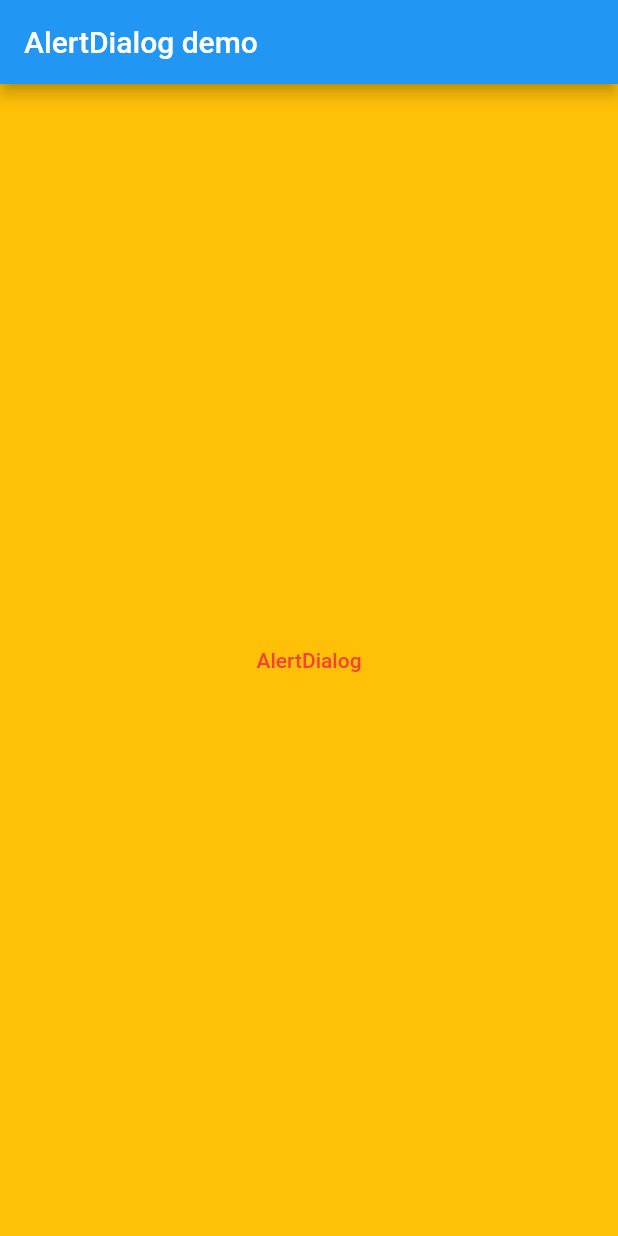
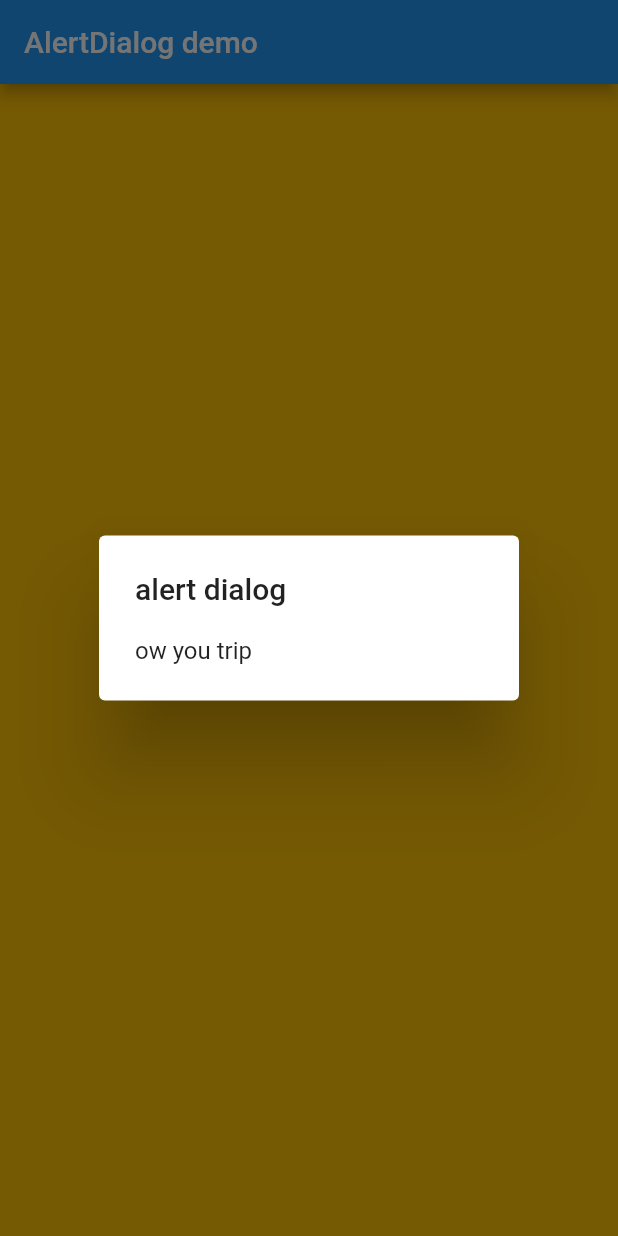
Before and after one commit to sunil-singh-chaudhary/ALertDialog-Flutter, a Flutter app: the screen it shows after launch, after a tap on "AlertDialog", on a phone screen of 412 x 824 dp. Run offline on Flutter 3.47's test engine with Material 2 defaults, Android fonts, the light colour scheme and no system bars.

Commit message:
adding alertdialog on click

```diff
--- a/lib/main.dart
+++ b/lib/main.dart
@@ -35,7 +35,9 @@ class _MyWidgetState extends State<NewHome> {
         color: Colors.amber,
         child: Center(
           child: TextButton(
-            onPressed: () {},
+            onPressed: () {
+              ShowAlertDialog(context);
+            },
             child: Text("AlertDialog"),
             style: TextButton.styleFrom(primary: Colors.red),
           ),
@@ -43,4 +45,13 @@ class _MyWidgetState extends State<NewHome> {
       ),
     );
   }
+
+  void ShowAlertDialog(BuildContext context) {
+    var alertdialog = const AlertDialog(
+      title: Text("alert dialog "),
+      content: Text('ow you trip'),
+    );
+    showDialog(
+        context: context, builder: (BuildContext context) => alertdialog);
+  }
 }
```
